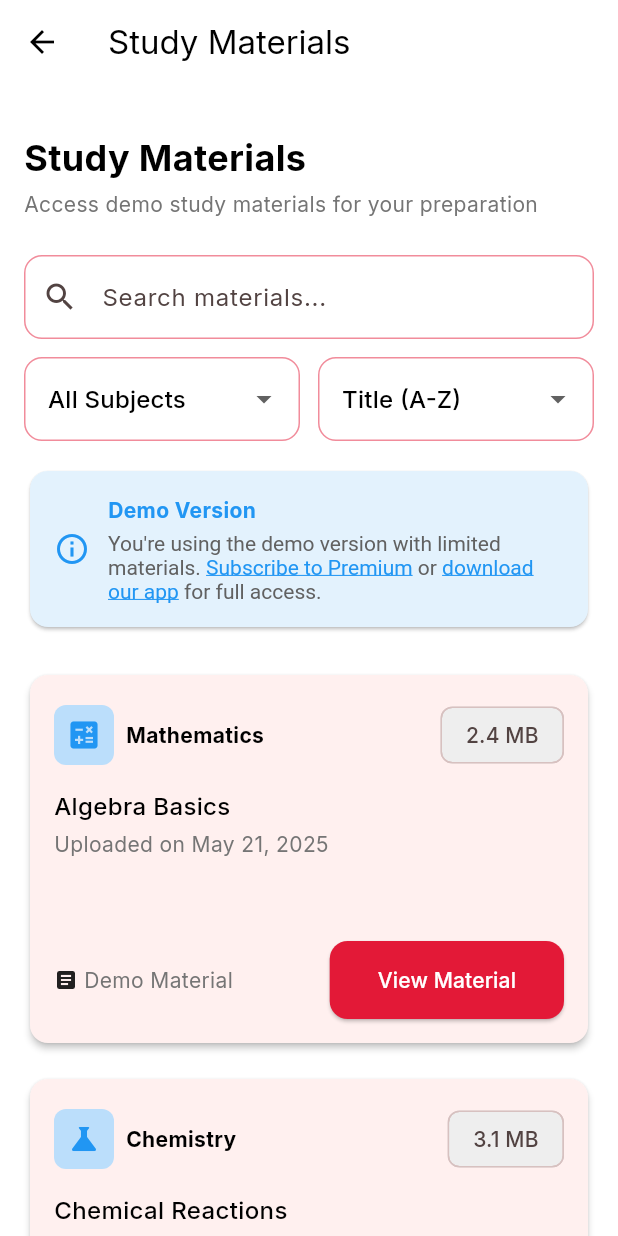
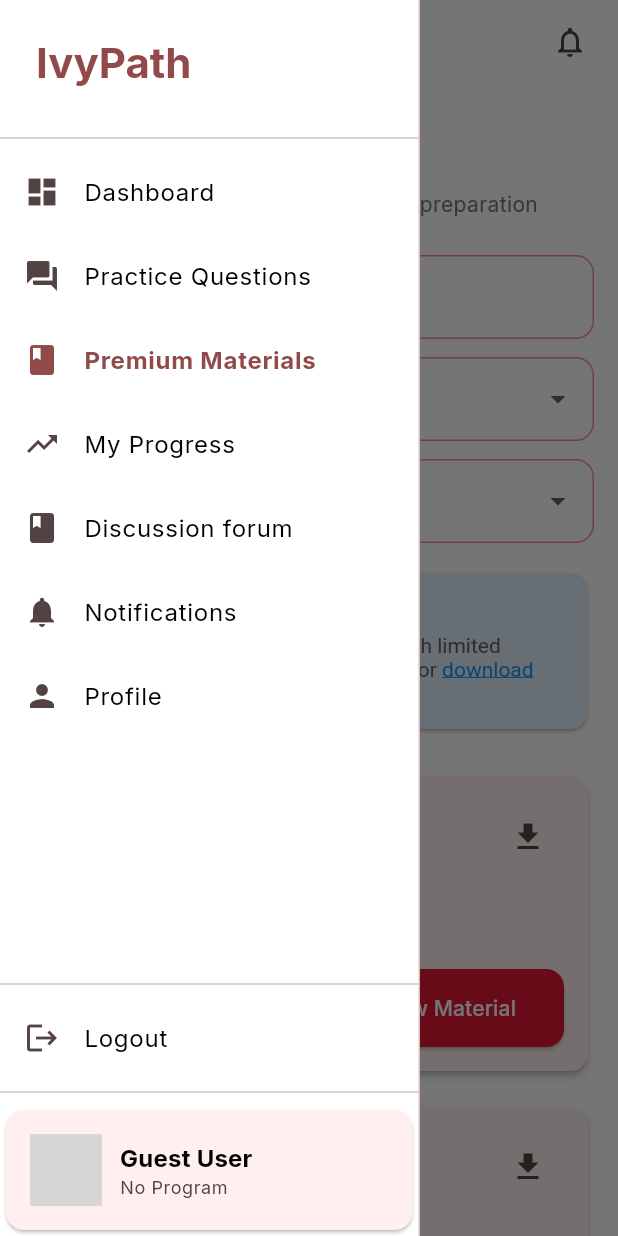
Before and after one commit to ivypath1/flutter_app, a Flutter app: the MaterialsPage screen opened by its route, with the side drawer open (before the commit the screen has no drawer), on a phone screen of 412 x 824 dp. Run offline on Flutter 3.47's test engine with Material 3 defaults, Android fonts, the phone set to English and light mode, and no system bars; our stand-ins replace connectivity_plus, device_info_plus, dio, fl_chart, flutter_animate, flutter_markdown and 3 more; missing offline and left inert: flutter_math_fork; accounts and stored records are empty; network calls fail; grey boxes are pictures that could not be loaded.

Commit message:
setup materials

```diff
--- a/lib/screens/materials/material_screen.dart
+++ b/lib/screens/materials/material_screen.dart
@@ -1,5 +1,7 @@
 import 'package:flutter/material.dart';
+import 'package:flutter_staggered_grid_view/flutter_staggered_grid_view.dart';
 import 'package:intl/intl.dart';
+import 'package:ivy_path/widgets/layout_widget.dart';
 
 double mediaSetup(double size, {double? sm, double? md, double? lg}) {
   if (size < 640) {
@@ -159,6 +161,8 @@ class _MaterialsPageState extends State<MaterialsPage> {
   @override
   Widget build(BuildContext context) {
     final mediaWidth = MediaQuery.of(context).size.width;
+    final isDesktop = mediaWidth >= 1100;
+    final isTablet = mediaWidth >= 600;
 
     if (loading) {
       return _buildLoadingSkeleton(mediaWidth);
@@ -169,11 +173,22 @@ class _MaterialsPageState extends State<MaterialsPage> {
     }
 
     return Scaffold(
-      appBar: AppBar(
-        title: const Text('Study Materials'),
+      drawer: !isDesktop ? const AppDrawer(activeIndex: 3) : null,
+      body: Row(
+        children: [
+          if (isDesktop) const AppDrawer(activeIndex: 3),
+          if (isTablet && !isDesktop)
+                const IvyNavRail(),
+          Expanded(
+            child: CustomScrollView(
+              slivers: [
+                IvyAppBar(
+                  title: 'Study Materials',
+                  showMenuButton: !isDesktop,
                 ),
-      body: SingleChildScrollView(
-        padding: const EdgeInsets.all(16),
+                SliverToBoxAdapter(
+                  child: Padding(
+                    padding: const EdgeInsets.all(16.0),
                     child: Column(
                       crossAxisAlignment: CrossAxisAlignment.start,
                       children: [
@@ -210,6 +225,13 @@ class _MaterialsPageState extends State<MaterialsPage> {
                       ],
                     ),
                   ),
+                ),
+
+              ]
+            ),
+          ),
+        ],
+      ),
     );
   }
 
@@ -234,10 +256,12 @@ class _MaterialsPageState extends State<MaterialsPage> {
           },
         ),
         const SizedBox(height: 12),
-        Row(
+        StaggeredGrid.count(
+          crossAxisCount: mediaSetup(mediaWidth, sm: 1, md: 2).toInt(),
+          crossAxisSpacing: 12,
+          mainAxisSpacing: 12,
           children: [
-            Expanded(
-              child: DropdownButtonFormField(
+            DropdownButtonFormField(
                 decoration: InputDecoration(
                   border: OutlineInputBorder(
                     borderRadius: BorderRadius.circular(8),
@@ -263,10 +287,8 @@ class _MaterialsPageState extends State<MaterialsPage> {
                   });
                 },
               ),
-            ),
-            const SizedBox(width: 12),
-            Expanded(
-              child: DropdownButtonFormField(
+
+              DropdownButtonFormField(
                 decoration: InputDecoration(
                   border: OutlineInputBorder(
                     borderRadius: BorderRadius.circular(8),
@@ -298,9 +320,20 @@ class _MaterialsPageState extends State<MaterialsPage> {
                   });
                 },
               ),
+
+          ]
         ),
-          ],
-        ),
+        // Row(
+        //   children: [
+        //     Expanded(
+        //       child:
+        //     ),
+        //     const SizedBox(width: 12),
+        //     Expanded(
+        //       child:
+        //     ),
+        //   ],
+        // ),
       ],
     );
   }
@@ -361,24 +394,18 @@ class _MaterialsPageState extends State<MaterialsPage> {
   }
 
   Widget _buildMaterialsGrid(double mediaWidth) {
-    final crossAxisCount = mediaSetup(mediaWidth, sm: 1, md: 2, lg: 2).toInt();
+    final crossAxisCount = mediaSetup(mediaWidth, sm: 1, md: 2, lg: 3).toInt();
 
-    return GridView.builder(
-      shrinkWrap: true,
-      physics: const NeverScrollableScrollPhysics(),
-      gridDelegate: SliverGridDelegateWithFixedCrossAxisCount(
+    return StaggeredGrid.count(
       crossAxisCount: crossAxisCount,
       crossAxisSpacing: 16,
       mainAxisSpacing: 16,
-        childAspectRatio: 1.5,
-      ),
-      itemCount: filteredMaterials.length,
-      itemBuilder: (context, index) {
-        final material = filteredMaterials[index];
+      children: filteredMaterials.map((material) {
         final subjectInfo = SUBJECTS[material.subject] ??
             SubjectInfo(name: 'Subject ${material.subject}', icon: Icons.article);
-
-        return AnimatedContainer(
+        return StaggeredGridTile.fit(
+          crossAxisCellCount: 1,
+          child: AnimatedContainer(
             duration: const Duration(milliseconds: 300),
             curve: Curves.easeInOut,
             child: Card(
@@ -408,10 +435,11 @@ class _MaterialsPageState extends State<MaterialsPage> {
                             ),
                           ],
                         ),
-                      Chip(
-                        label: Text(material.fileSize),
-                        backgroundColor: Colors.grey[200],
-                      ),
+                        IconButton(
+                          onPressed: (){},
+                          icon: const Icon(Icons.download)
+                        )
+
                       ],
                     ),
                     const SizedBox(height: 12),
@@ -427,19 +455,13 @@ class _MaterialsPageState extends State<MaterialsPage> {
                       'Uploaded on ${DateFormat('MMM d, y').format(material.uploadedDate)}',
                       style: TextStyle(color: Colors.grey[600]),
                     ),
-                  const Spacer(),
+                    const SizedBox(height: 5,),
                     Row(
                       mainAxisAlignment: MainAxisAlignment.spaceBetween,
                       children: [
-                      Row(
-                        children: [
-                          const Icon(Icons.article, size: 16),
-                          const SizedBox(width: 4),
-                          Text(
-                            material.isDemo ? "Demo Material" : "Premium Material",
-                            style: TextStyle(color: Colors.grey[600]),
-                          ),
-                        ],
+                        Chip(
+                          label: Text(material.fileSize),
+                          backgroundColor: Colors.grey[200],
                         ),
                         ElevatedButton(
                           onPressed: () {
@@ -453,7 +475,28 @@ class _MaterialsPageState extends State<MaterialsPage> {
                 ),
               ),
             ),
+          ),
         );
+      }).toList(),
+
+    );
+
+    return GridView.builder(
+      shrinkWrap: true,
+      physics: const NeverScrollableScrollPhysics(),
+      gridDelegate: SliverGridDelegateWithFixedCrossAxisCount(
+        crossAxisCount: crossAxisCount,
+        crossAxisSpacing: 16,
+        mainAxisSpacing: 16,
+        childAspectRatio: 1.5,
+      ),
+      itemCount: filteredMaterials.length,
+      itemBuilder: (context, index) {
+        final material = filteredMaterials[index];
+        final subjectInfo = SUBJECTS[material.subject] ??
+            SubjectInfo(name: 'Subject ${material.subject}', icon: Icons.article);
+
+        return ;
       },
     );
   }
--- a/lib/screens/practice_config_screen.dart
+++ b/lib/screens/practice_config_screen.dart
@@ -159,7 +159,7 @@ class _QuestionsPageState extends State<QuestionsPage> {
     final isTablet = size >= 600;
 
     return Scaffold(
-      drawer: !isDesktop ? const AppDrawer() : null,
+      drawer: !isDesktop ? const AppDrawer(activeIndex: 2,) : null,
       // appBar: AppBar(
       //   leading: IconButton(
       //     icon: const Icon(Icons.arrow_back),
@@ -192,7 +192,7 @@ class _QuestionsPageState extends State<QuestionsPage> {
 
           return Row(
             children: [
-              if (isDesktop) const AppDrawer(),
+              if (isDesktop) const AppDrawer(activeIndex: 2),
               if (isTablet && !isDesktop)
                 const IvyNavRail(),
 
--- a/lib/widgets/layout_widget.dart
+++ b/lib/widgets/layout_widget.dart
@@ -3,13 +3,15 @@ import 'package:provider/provider.dart';
 import 'package:ivy_path/providers/auth_provider.dart';
 
 class AppDrawer extends StatelessWidget {
-  const AppDrawer({super.key});
+  const AppDrawer({super.key, this.activeIndex=1});
+  final int activeIndex;
 
   @override
   Widget build(BuildContext context) {
     final theme = Theme.of(context);
     final auth = context.watch<AuthProvider>();
     final user = auth.authData?.user;
+
 
     return Container(
       width: 280,
@@ -45,37 +47,43 @@ class AppDrawer extends StatelessWidget {
                 _DrawerItem(
                   icon: Icons.dashboard,
                   title: 'Dashboard',
-                  isSelected: true,
+                  isSelected: activeIndex == 1,
                   onTap: () {Navigator.pushNamed(context, '/dashboard');},
                 ),
                 _DrawerItem(
                   icon: Icons.question_answer,
                   title: 'Practice Questions',
+                  isSelected: activeIndex == 2,
                   onTap: () {Navigator.pushNamed(context, '/practice');},
                 ),
                 _DrawerItem(
                   icon: Icons.book,
                   title: 'Premium Materials',
+                  isSelected: activeIndex == 3,
                   onTap: () {Navigator.pushNamed(context, '/materials');},
                 ),
                 _DrawerItem(
                   icon: Icons.trending_up,
                   title: 'My Progress',
+                  isSelected: activeIndex == 4,
                   onTap: () {},
                 ),
                 _DrawerItem(
                   icon: Icons.book,
                   title: 'Discussion forum',
+                  isSelected: activeIndex == 5,
                   onTap: () {Navigator.pushNamed(context, '/forum');},
                 ),
                 _DrawerItem(
                   icon: Icons.notifications,
                   title: 'Notifications',
+                  isSelected: activeIndex == 6,
                   onTap: () {},
                 ),
                 _DrawerItem(
                   icon: Icons.person,
                   title: 'Profile',
+                  isSelected: activeIndex == 7,
                   onTap: () {},
                 ),
               ],
```
Also changed, not shown: lib/screens/session_screen.dart (+103 -247 lines). Lines whose indentation alone changed are shown as unchanged.
